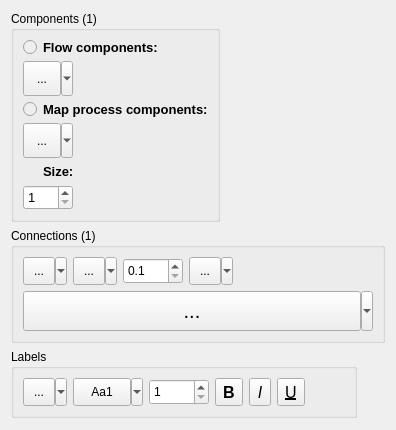
wojtek48/qvge, file src/commonui/CNodeEdgePropertiesUI.ui: the form before one commit.
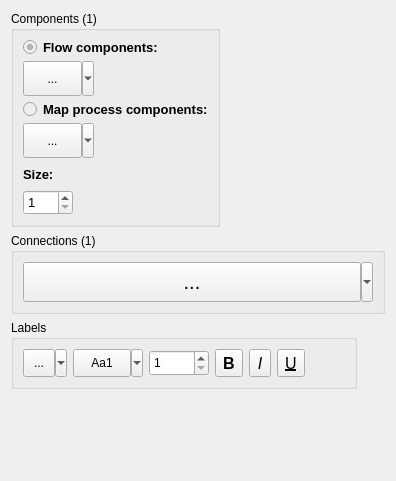
The form after the commit. Custom widgets are drawn as their Qt base class.

```diff
--- a/src/commonui/CNodeEdgePropertiesUI.ui
+++ b/src/commonui/CNodeEdgePropertiesUI.ui
@@ -6,8 +6,8 @@
    <rect>
     <x>0</x>
     <y>0</y>
-    <width>377</width>
-    <height>430</height>
+    <width>388</width>
+    <height>481</height>
    </rect>
   </property>
   <property name="sizePolicy">
@@ -41,81 +41,60 @@
      <property name="title">
       <string>Components (1)</string>
      </property>
-     <layout class="QGridLayout" name="gridLayout_3">
-      <item row="0" column="0">
-       <widget class="QRadioButton" name="rButFlow">
-        <property name="enabled">
-         <bool>false</bool>
-        </property>
-        <property name="text">
-         <string/>
-        </property>
-       </widget>
-      </item>
-      <item row="1" column="0" colspan="2">
-       <widget class="QSint::QSplitButton" name="NodeFlowShape">
+     <layout class="QGridLayout" name="gridLayout_2">
+      <item row="5" column="0" colspan="4">
+       <widget class="QSint::SpinComboBox" name="NodeSizeX">
         <property name="enabled">
          <bool>true</bool>
         </property>
+        <property name="sizePolicy">
+         <sizepolicy hsizetype="Expanding" vsizetype="Fixed">
+          <horstretch>0</horstretch>
+          <verstretch>0</verstretch>
+         </sizepolicy>
+        </property>
         <property name="minimumSize">
          <size>
-          <width>50</width>
-          <height>35</height>
+          <width>0</width>
+          <height>25</height>
          </size>
         </property>
         <property name="maximumSize">
          <size>
-          <width>99999</width>
-          <height>99999</height>
-         </size>
-        </property>
-        <property name="statusTip">
-         <string>Set shape of the selected nodes</string>
-        </property>
-        <property name="text">
-         <string>...</string>
-        </property>
-        <property name="iconSize">
-         <size>
-          <width>35</width>
+          <width>50</width>
           <height>35</height>
          </size>
         </property>
-        <property name="popupMode">
-         <enum>QToolButton::MenuButtonPopup</enum>
-        </property>
-        <property name="toolButtonStyle">
-         <enum>Qt::ToolButtonIconOnly</enum>
-        </property>
-       </widget>
-      </item>
-      <item row="2" column="0">
-       <widget class="QRadioButton" name="rButProc">
-        <property name="enabled">
-         <bool>false</bool>
-        </property>
-        <property name="text">
-         <string/>
-        </property>
-       </widget>
-      </item>
-      <item row="2" column="1" colspan="2">
-       <widget class="QLabel" name="labProc">
         <property name="font">
          <font>
-          <family>Tahoma</family>
           <pointsize>10</pointsize>
-          <weight>75</weight>
-          <bold>true</bold>
          </font>
         </property>
-        <property name="text">
-         <string>Map process components:</string>
+        <property name="statusTip">
+         <string>Set width of the selected nodes</string>
+        </property>
+        <property name="styleSheet">
+         <string notr="true"/>
+        </property>
+        <property name="alignment">
+         <set>Qt::AlignLeading|Qt::AlignLeft|Qt::AlignVCenter</set>
+        </property>
+        <property name="correctionMode">
+         <enum>QAbstractSpinBox::CorrectToNearestValue</enum>
+        </property>
+        <property name="minimum">
+         <number>1</number>
+        </property>
+        <property name="maximum">
+         <number>1000</number>
         </property>
        </widget>
       </item>
-      <item row="4" column="1">
+      <item row="4" column="0" colspan="2">
        <widget class="QLabel" name="labSize">
+        <property name="enabled">
+         <bool>true</bool>
+        </property>
         <property name="maximumSize">
          <size>
           <width>30</width>
@@ -135,6 +114,37 @@
         </property>
        </widget>
       </item>
+      <item row="2" column="1" colspan="3">
+       <widget class="QLabel" name="labProc">
+        <property name="font">
+         <font>
+          <family>Tahoma</family>
+          <pointsize>10</pointsize>
+          <weight>75</weight>
+          <bold>true</bold>
+         </font>
+        </property>
+        <property name="text">
+         <string>Map process components:</string>
+        </property>
+       </widget>
+      </item>
+      <item row="4" column="2" colspan="2">
+       <spacer name="horizontalSpacer">
+        <property name="orientation">
+         <enum>Qt::Horizontal</enum>
+        </property>
+        <property name="sizeType">
+         <enum>QSizePolicy::Preferred</enum>
+        </property>
+        <property name="sizeHint" stdset="0">
+         <size>
+          <width>40</width>
+          <height>20</height>
+         </size>
+        </property>
+       </spacer>
+      </item>
       <item row="3" column="0" colspan="2">
        <widget class="QSint::QSplitButton" name="NodeProcShape">
         <property name="minimumSize">
@@ -166,7 +176,60 @@
         </property>
        </widget>
       </item>
-      <item row="0" column="1" colspan="2">
+      <item row="1" column="0" colspan="2">
+       <widget class="QSint::QSplitButton" name="NodeFlowShape">
+        <property name="enabled">
+         <bool>true</bool>
+        </property>
+        <property name="minimumSize">
+         <size>
+          <width>50</width>
+          <height>35</height>
+         </size>
+        </property>
+        <property name="maximumSize">
+         <size>
+          <width>99999</width>
+          <height>99999</height>
+         </size>
+        </property>
+        <property name="statusTip">
+         <string>Set shape of the selected nodes</string>
+        </property>
+        <property name="text">
+         <string>...</string>
+        </property>
+        <property name="iconSize">
+         <size>
+          <width>35</width>
+          <height>35</height>
+         </size>
+        </property>
+        <property name="popupMode">
+         <enum>QToolButton::MenuButtonPopup</enum>
+        </property>
+        <property name="toolButtonStyle">
+         <enum>Qt::ToolButtonIconOnly</enum>
+        </property>
+       </widget>
+      </item>
+      <item row="0" column="0">
+       <widget class="QRadioButton" name="rButFlow">
+        <property name="enabled">
+         <bool>false</bool>
+        </property>
+        <property name="text">
+         <string/>
+        </property>
+        <property name="checkable">
+         <bool>true</bool>
+        </property>
+        <property name="checked">
+         <bool>true</bool>
+        </property>
+       </widget>
+      </item>
+      <item row="0" column="1" colspan="3">
        <widget class="QLabel" name="labFlow">
         <property name="maximumSize">
          <size>
@@ -187,51 +250,58 @@
         </property>
        </widget>
       </item>
-      <item row="5" column="0" colspan="2">
-       <widget class="QSint::SpinComboBox" name="NodeSizeX">
+      <item row="2" column="0">
+       <widget class="QRadioButton" name="rButProc">
         <property name="enabled">
-         <bool>true</bool>
+         <bool>false</bool>
         </property>
-        <property name="sizePolicy">
-         <sizepolicy hsizetype="Expanding" vsizetype="Fixed">
-          <horstretch>0</horstretch>
-          <verstretch>0</verstretch>
-         </sizepolicy>
+        <property name="text">
+         <string/>
         </property>
+       </widget>
+      </item>
+     </layout>
+    </widget>
+   </item>
+   <item row="1" column="0" colspan="2">
+    <widget class="QGroupBox" name="EdgesBox">
+     <property name="title">
+      <string>Connections (1)</string>
+     </property>
+     <layout class="QGridLayout" name="gridLayout">
+      <item row="0" column="0" colspan="2">
+       <widget class="QSint::QPenButton" name="Edge">
         <property name="minimumSize">
          <size>
-          <width>0</width>
-          <height>25</height>
+          <width>350</width>
+          <height>40</height>
          </size>
         </property>
         <property name="maximumSize">
          <size>
-          <width>50</width>
-          <height>35</height>
+          <width>16777215</width>
+          <height>40</height>
          </size>
         </property>
         <property name="font">
          <font>
-          <pointsize>10</pointsize>
+          <pointsize>15</pointsize>
          </font>
         </property>
         <property name="statusTip">
-         <string>Set width of the selected nodes</string>
+         <string>Set pen style of the selected edges</string>
         </property>
-        <property name="styleSheet">
-         <string notr="true"/>
+        <property name="text">
+         <string>...</string>
         </property>
-        <property name="alignment">
-         <set>Qt::AlignLeading|Qt::AlignLeft|Qt::AlignVCenter</set>
+        <property name="iconSize">
+         <size>
+          <width>300</width>
+          <height>40</height>
+         </size>
         </property>
-        <property name="correctionMode">
-         <enum>QAbstractSpinBox::CorrectToNearestValue</enum>
-        </property>
-        <property name="minimum">
-         <number>1</number>
-        </property>
-        <property name="maximum">
-         <number>1000</number>
+        <property name="popupMode">
+         <enum>QToolButton::MenuButtonPopup</enum>
         </property>
        </widget>
       </item>
@@ -489,179 +559,6 @@
      </layout>
     </widget>
    </item>
-   <item row="1" column="0" colspan="2">
-    <widget class="QGroupBox" name="EdgesBox">
-     <property name="title">
-      <string>Connections (1)</string>
-     </property>
-     <layout class="QGridLayout" name="gridLayout">
-      <item row="0" column="2">
-       <widget class="QDoubleSpinBox" name="EdgeWeight">
-        <property name="sizePolicy">
-         <sizepolicy hsizetype="Fixed" vsizetype="Fixed">
-          <horstretch>0</horstretch>
-          <verstretch>0</verstretch>
-         </sizepolicy>
-        </property>
-        <property name="minimumSize">
-         <size>
-          <width>60</width>
-          <height>26</height>
-         </size>
-        </property>
-        <property name="statusTip">
-         <string>Set weight of the selected edges</string>
-        </property>
-        <property name="styleSheet">
-         <string notr="true"/>
-        </property>
-        <property name="correctionMode">
-         <enum>QAbstractSpinBox::CorrectToNearestValue</enum>
-        </property>
-        <property name="decimals">
-         <number>1</number>
-        </property>
-        <property name="minimum">
-         <double>0.100000000000000</double>
-        </property>
-        <property name="singleStep">
-         <double>0.100000000000000</double>
-        </property>
-       </widget>
-      </item>
-      <item row="0" column="4">
-       <spacer name="horizontalSpacer_2">
-        <property name="orientation">
-         <enum>Qt::Horizontal</enum>
-        </property>
-        <property name="sizeHint" stdset="0">
-         <size>
-          <width>120</width>
-          <height>20</height>
-         </size>
-        </property>
-       </spacer>
-      </item>
-      <item row="0" column="0">
-       <widget class="QSint::ColorButton" name="EdgeColor">
-        <property name="sizePolicy">
-         <sizepolicy hsizetype="Fixed" vsizetype="Fixed">
-          <horstretch>0</horstretch>
-          <verstretch>0</verstretch>
-         </sizepolicy>
-        </property>
-        <property name="minimumSize">
-         <size>
-          <width>44</width>
-          <height>28</height>
-         </size>
-        </property>
-        <property name="statusTip">
-         <string>Set color of the selected edges</string>
-        </property>
-        <property name="text">
-         <string>...</string>
-        </property>
-        <property name="iconSize">
-         <size>
-          <width>18</width>
-          <height>18</height>
-         </size>
-        </property>
-        <property name="popupMode">
-         <enum>QToolButton::MenuButtonPopup</enum>
-        </property>
-       </widget>
-      </item>
-      <item row="0" column="3">
-       <widget class="QSint::QSplitButton" name="EdgeDirection">
-        <property name="minimumSize">
-         <size>
-          <width>44</width>
-          <height>28</height>
-         </size>
-        </property>
-        <property name="statusTip">
-         <string>Set direction of the selected edges</string>
-        </property>
-        <property name="text">
-         <string>...</string>
-        </property>
-        <property name="iconSize">
-         <size>
-          <width>18</width>
-          <height>18</height>
-         </size>
-        </property>
-        <property name="popupMode">
-         <enum>QToolButton::MenuButtonPopup</enum>
-        </property>
-       </widget>
-      </item>
-      <item row="0" column="1">
-       <widget class="QSint::QPenButton" name="EdgeStyle">
-        <property name="minimumSize">
-         <size>
-          <width>44</width>
-          <height>28</height>
-         </size>
-        </property>
-        <property name="statusTip">
-         <string>Set pen style of the selected edges</string>
-        </property>
-        <property name="text">
-         <string>...</string>
-        </property>
-        <property name="iconSize">
-         <size>
-          <width>18</width>
-          <height>18</height>
-         </size>
-        </property>
-        <property name="popupMode">
-         <enum>QToolButton::MenuButtonPopup</enum>
-        </property>
-       </widget>
-      </item>
-      <item row="1" column="0" colspan="5">
-       <widget class="QSint::QPenButton" name="Edge">
-        <property name="minimumSize">
-         <size>
-          <width>350</width>
-          <height>40</height>
-         </size>
-        </property>
-        <property name="maximumSize">
-         <size>
-          <width>16777215</width>
-          <height>40</height>
-         </size>
-        </property>
-        <property name="font">
-         <font>
-          <pointsize>15</pointsize>
-         </font>
-        </property>
-        <property name="statusTip">
-         <string>Set pen style of the selected edges</string>
-        </property>
-        <property name="text">
-         <string>...</string>
-        </property>
-        <property name="iconSize">
-         <size>
-          <width>300</width>
-          <height>40</height>
-         </size>
-        </property>
-        <property name="popupMode">
-         <enum>QToolButton::MenuButtonPopup</enum>
-        </property>
-       </widget>
-      </item>
-     </layout>
-    </widget>
-   </item>
   </layout>
  </widget>
  <customwidgets>
```
Left out of the diff: 4 changed lines with no effect on the pictures.
